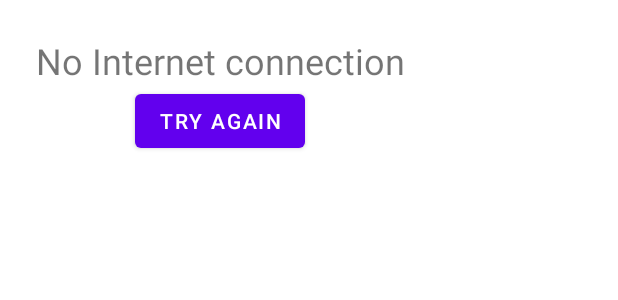
After one commit to AndrewSavchuk98/NumberFactsApp, an Android app: the layout dialog_fragment_error_view.xml on its own in the app's theme, with its tools: preview values and no code run, on a phone screen of 412 x 824 dp. The commit adds this screen. Shown: the top 300 px of the screen. Run offline under Robolectric (Android 15) with nearby library versions, the phone set to English and light mode, and no system bars.

Commit message:
Created dialog

```diff
--- /dev/null
+++ b/app/src/main/res/layout/dialog_fragment_error_view.xml
@@ -0,0 +1,30 @@
+<?xml version="1.0" encoding="utf-8"?>
+<LinearLayout xmlns:android="http://schemas.android.com/apk/res/android"
+    xmlns:tools="http://schemas.android.com/tools"
+    android:id="@+id/errorContainer"
+    android:layout_width="wrap_content"
+    android:layout_height="wrap_content"
+    android:gravity="center"
+    android:padding="@dimen/text_size_24"
+    android:orientation="vertical">
+
+    <TextView
+        android:id="@+id/errorTextView"
+        android:layout_width="wrap_content"
+        android:layout_height="wrap_content"
+        android:textSize="@dimen/text_size_24"
+        tools:text="@string/no_connection_message" />
+
+    <ProgressBar
+        android:id="@+id/progressView"
+        android:visibility="gone"
+        android:layout_width="wrap_content"
+        android:layout_height="wrap_content"/>
+
+    <Button
+        android:id="@+id/tryAgainButton"
+        android:layout_width="wrap_content"
+        android:layout_height="wrap_content"
+        android:text="@string/try_again" />
+
+</LinearLayout>
--- a/app/src/main/res/values/strings.xml
+++ b/app/src/main/res/values/strings.xml
@@ -9,4 +9,5 @@
     <string name="no_connection_message">No Internet connection</string>
     <string name="service_unavailable_message">Service Unavailable</string>
     <string name="try_again">Try again</string>
+    <string name="number_fact_ui">%1$s %2$s</string>
 </resources>
```
Also changed, not shown: app/src/main/java/com/savchuk/andrew/numberfactsapp/screens/ErrorDialog.kt (added, +46 -0 lines).
